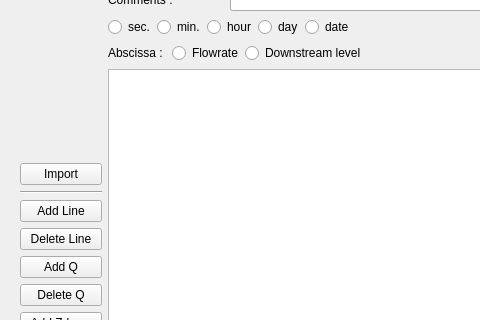
Qt form ui/ui_hydro_laws.ui (Artelia/Mascaret) before a commit; both pictures show x 0 to 480 and y 165 to 485 of the 956 by 575 pixel window.
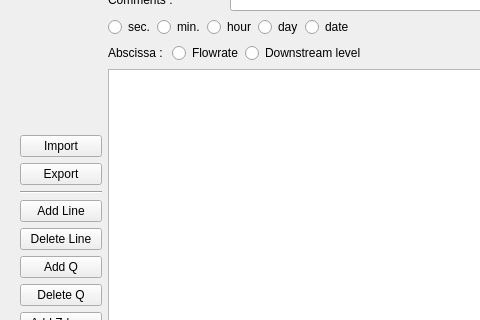
The same form after that commit. The open tabs and pages were chosen to show the change.

The edit to the form file:
```diff
--- a/ui/ui_hydro_laws.ui
+++ b/ui/ui_hydro_laws.ui
@@ -235,6 +235,13 @@
            </property>
           </widget>
          </item>
+         <item>
+          <widget class="QPushButton" name="b_export">
+           <property name="text">
+            <string>Export</string>
+           </property>
+          </widget>
+         </item>
          <item>
           <widget class="Line" name="line">
            <property name="orientation">
```
Left out of the diff: 4 changed lines with no effect on the pictures.
